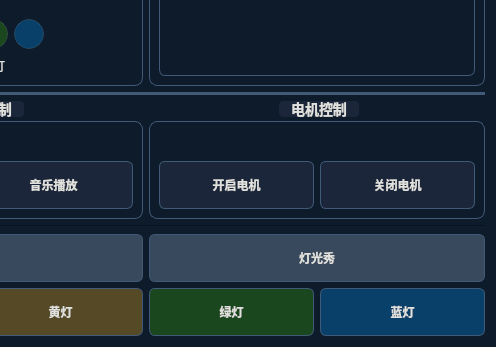
The window that mainwindow.ui (VidocQAQ/yihui) describes before a commit, drawn with Qt 5; both pictures show x 204 to 700 and y 303 to 650 of the 700 by 650 pixel window.
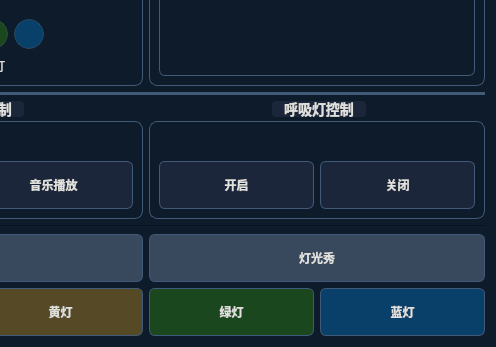
The same window after the commit. Icons and pictures are not drawn.

The edit to the form file:
```diff
--- a/mainwindow.ui
+++ b/mainwindow.ui
@@ -492,13 +492,13 @@
      <item>
       <widget class="QGroupBox" name="groupMotor">
        <property name="title">
-        <string>电机控制</string>
+        <string>呼吸灯控制</string>
        </property>
        <layout class="QHBoxLayout" name="horizontalLayout_4">
         <item>
          <widget class="QPushButton" name="btnMotorOn">
           <property name="text">
-           <string>开启电机</string>
+           <string>开启</string>
           </property>
           <property name="icon">
            <iconset>
@@ -515,7 +515,7 @@
         <item>
          <widget class="QPushButton" name="btnMotorOff">
           <property name="text">
-           <string>关闭电机</string>
+           <string>关闭</string>
           </property>
           <property name="icon">
            <iconset>
```
